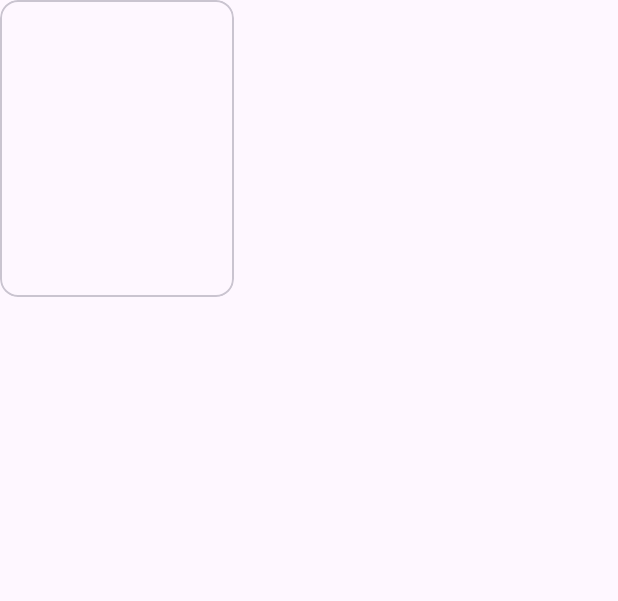
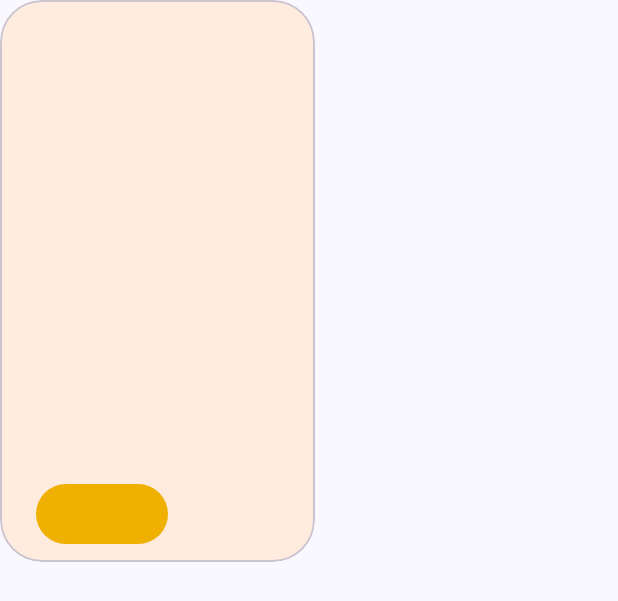
Before and after one commit to Pelayo-Reguera/MyCity, an Android app: the layout card_event.xml on its own in the app's theme, with its tools: preview values and no code run, on a phone screen of 412 x 824 dp. Shown: the top 601 px of the screen. Run offline under Robolectric (Android 15) with nearby library versions, the phone set to English and light mode, and no system bars.

Commit message:
Changes related to the style, dimensions and drawables

```diff
--- a/App/app/src/main/AndroidManifest.xml
+++ b/App/app/src/main/AndroidManifest.xml
@@ -18,7 +18,7 @@
         android:label="@string/app_name"
         android:roundIcon="@mipmap/ic_launcher_round"
         android:supportsRtl="true"
-        android:theme="@style/Theme.MyCity"
+        android:theme="@style/Theme.MyCity.NoActionBar"
         tools:targetApi="31">
         <activity
             android:name=".ui.MainActivity"
--- a/App/app/src/main/res/layout/activity_main.xml
+++ b/App/app/src/main/res/layout/activity_main.xml
@@ -15,7 +15,6 @@
         android:theme="?attr/actionBarTheme"
         app:layout_constraintBottom_toBottomOf="parent"
         app:layout_constraintEnd_toEndOf="parent"
-        app:layout_constraintHorizontal_bias="0.0"
         app:layout_constraintStart_toStartOf="parent"
         app:layout_constraintTop_toTopOf="parent"
         app:layout_constraintVertical_bias="0.0" />
@@ -27,8 +26,10 @@
         android:layout_height="0pt"
         app:defaultNavHost="true"
         app:layout_constraintBottom_toTopOf="@+id/nav_view"
+        app:layout_constraintEnd_toEndOf="parent"
+        app:layout_constraintStart_toStartOf="parent"
         app:layout_constraintTop_toBottomOf="@+id/toolbar"
-        app:navGraph="@navigation/main_navigation"/>
+        app:navGraph="@navigation/main_navigation" />
 
     <com.google.android.material.bottomnavigation.BottomNavigationView
         android:id="@+id/nav_view"
@@ -36,11 +37,11 @@
         android:layout_height="wrap_content"
         android:layout_marginStart="0dp"
         android:layout_marginEnd="0dp"
-        android:background="?android:attr/windowBackground"
         app:layout_constraintBottom_toBottomOf="parent"
         app:layout_constraintLeft_toLeftOf="parent"
         app:layout_constraintRight_toRightOf="parent"
         app:menu="@menu/bottom_nav_menu" >
 
     </com.google.android.material.bottomnavigation.BottomNavigationView>
+
 </androidx.constraintlayout.widget.ConstraintLayout>
--- a/App/app/src/main/res/layout/card_recycler_event.xml
+++ b/App/app/src/main/res/layout/card_event.xml
@@ -1,11 +1,18 @@
 <?xml version="1.0" encoding="utf-8"?>
+
 <com.google.android.material.card.MaterialCardView
     xmlns:android="http://schemas.android.com/apk/res/android"
     xmlns:app="http://schemas.android.com/apk/res-auto"
-    android:id="@+id/materialCardView"
-    android:layout_width="156dp"
-    android:layout_height="198dp"
+    android:id="@+id/cvEvent"
+    android:layout_width="210dp"
+    android:layout_height="wrap_content"
+    android:paddingHorizontal="16dp"
     android:clickable="true"
+    android:padding="8dp"
+    android:textAlignment="textStart"
+    app:shapeAppearance="@style/ShapeAppearance.Material3.Corner.ExtraLarge"
+    app:contentPaddingLeft="16dp"
+    app:contentPaddingRight="16dp"
     app:layout_constraintBottom_toBottomOf="parent"
     app:layout_constraintEnd_toEndOf="parent"
     app:layout_constraintStart_toStartOf="parent"
@@ -20,8 +27,8 @@
             android:id="@+id/imgEvent"
             android:layout_width="match_parent"
             android:layout_height="194dp"
-            android:scaleType="centerCrop"
-            android:contentDescription="@string/card_default_contentDescription" />
+            android:contentDescription="@string/img_event_description"
+            android:scaleType="centerCrop" />
 
         <LinearLayout
             android:layout_width="match_parent"
@@ -34,7 +41,6 @@
                 android:id="@+id/txtTitle"
                 android:layout_width="wrap_content"
                 android:layout_height="wrap_content"
-                android:text="@string/nav_map"
                 android:textAppearance="?attr/textAppearanceTitleMedium"
                 />
 
@@ -43,7 +49,6 @@
                 android:layout_width="wrap_content"
                 android:layout_height="wrap_content"
                 android:layout_marginTop="8dp"
-                android:text="@string/nav_map"
                 android:textAppearance="?attr/textAppearanceBodyMedium"
                 android:textColor="?android:attr/textColorSecondary"
                 />
@@ -53,7 +58,6 @@
                 android:layout_width="wrap_content"
                 android:layout_height="wrap_content"
                 android:layout_marginTop="16dp"
-                android:text="@string/nav_map"
                 android:textAppearance="?attr/textAppearanceBodyMedium"
                 android:textColor="?android:attr/textColorSecondary"
                 />
@@ -68,11 +72,9 @@
             android:orientation="horizontal">
 
             <com.google.android.material.button.MaterialButton
-                style="?attr/borderlessButtonStyle"
                 android:layout_width="wrap_content"
                 android:layout_height="wrap_content"
                 android:layout_marginEnd="8dp"
-                android:text="@string/nav_map"
                 />
         </LinearLayout>
 
--- a/App/app/src/main/res/values-night/themes.xml
+++ b/App/app/src/main/res/values-night/themes.xml
@@ -1,16 +1,27 @@
 <resources>
     <!-- Base application theme. -->
     <style name="Theme.MyCity" parent="Theme.Material3.DayNight.NoActionBar">
-        <!-- Primary brand color. -->
-        <item name="colorPrimary">@color/orange_background</item>
-        <item name="colorPrimaryVariant">@color/orange_focus</item>
-        <item name="colorOnPrimary">@color/black</item>
+        <item name="colorPrimary">@color/orange1</item>
+        <item name="colorOnPrimary">@color/white</item>
+        <item name="colorPrimaryContainer">@color/orange1</item>
+        <item name="colorOnPrimaryContainer">@color/white</item>
+        <item name="colorPrimaryVariant">@color/alternative_orange</item>
         <!-- Secondary brand color. -->
-        <item name="colorSecondary">@color/teal_200</item>
-        <item name="colorSecondaryVariant">@color/teal_200</item>
-        <item name="colorOnSecondary">@color/black</item>
+        <item name="colorSecondary">@color/brown</item>
+        <item name="colorOnSecondary">@color/brown</item>
+        <item name="colorSecondaryContainer">@color/brown</item>
+        <item name="colorOnSecondaryContainer">@color/brown</item>
+        <item name="colorSecondaryVariant">@color/brown</item>
+        <!-- Ternary brand color. -->
+        <item name="colorOnTertiary">@color/white</item>
+        <item name="colorTertiaryContainer">@color/orange1_1</item>
+        <item name="colorOnTertiaryContainer">@color/white</item>
         <!-- Status bar color. -->
         <item name="android:statusBarColor">?attr/colorPrimaryVariant</item>
+        <item name="android:navigationBarColor">?attr/colorPrimaryVariant</item>
         <!-- Customize your theme here. -->
+        <item name="windowActionBar">false</item>
+        <item name="windowNoTitle">true</item>
+        <item name="colorSurface">@color/orange_surface</item>
     </style>
 </resources>
--- a/App/app/src/main/res/values/colors.xml
+++ b/App/app/src/main/res/values/colors.xml
@@ -1,10 +1,11 @@
 <?xml version="1.0" encoding="utf-8"?>
 <resources>
-    <color name="orange_background">#FFB951</color>
-    <color name="orange_focus">#F67952</color>
-    <color name="purple_700">#FF3700B3</color>
-    <color name="teal_200">#FF03DAC5</color>
-    <color name="teal_700">#FF018786</color>
-    <color name="black">#FF000000</color>
+    <color name="orange1">#F0B000</color>
+    <color name="orange1_1">#D46800</color>
+    <color name="alternative_orange">#EA8202</color>
     <color name="white">#FFFFFFFF</color>
+    <color name="black">#000000</color>
+    <color name="orange_surface">#FFECDF</color>
+    <color name="yellow">#F0CE00</color>
+    <color name="brown">#BD8A08</color>
 </resources>
--- a/App/app/src/main/res/values/dimens.xml
+++ b/App/app/src/main/res/values/dimens.xml
@@ -2,4 +2,5 @@
     <!-- Default screen margins, per the Android Design guidelines. -->
     <dimen name="activity_horizontal_margin">16dp</dimen>
     <dimen name="activity_vertical_margin">16dp</dimen>
+    <dimen name="text_margin">16dp</dimen>
 </resources>
--- a/App/app/src/main/res/values/themes.xml
+++ b/App/app/src/main/res/values/themes.xml
@@ -1,17 +1,29 @@
 <resources>
     <!-- Base application theme. -->
-    <style name="Theme.MyCity" parent="Theme.Material3.Light.NoActionBar">
+    <style name="Theme.MyCity" parent="Theme.Material3.DynamicColors.Light">
         <!-- Primary brand color. -->
-        <item name="colorPrimary">@color/orange_background</item>
-        <item name="colorPrimaryVariant">@color/orange_focus</item>
+        <item name="colorPrimary">@color/orange1</item>
         <item name="colorOnPrimary">@color/white</item>
+        <item name="colorPrimaryContainer">@color/orange1</item>
+        <item name="colorOnPrimaryContainer">@color/white</item>
+        <item name="colorPrimaryVariant">@color/alternative_orange</item>
         <!-- Secondary brand color. -->
-        <item name="colorSecondary">@color/teal_200</item>
-        <item name="colorSecondaryVariant">@color/teal_700</item>
-        <item name="colorOnSecondary">@color/black</item>
+        <item name="colorSecondary">@color/brown</item>
+        <item name="colorOnSecondary">@color/brown</item>
+        <item name="colorSecondaryContainer">@color/brown</item>
+        <item name="colorOnSecondaryContainer">@color/brown</item>
+        <item name="colorSecondaryVariant">@color/brown</item>
+        <!-- Ternary brand color. -->
+        <item name="colorOnTertiary">@color/white</item>
+        <item name="colorTertiaryContainer">@color/orange1_1</item>
+        <item name="colorOnTertiaryContainer">@color/white</item>
         <!-- Status bar color. -->
         <item name="android:statusBarColor">?attr/colorPrimaryVariant</item>
+        <item name="android:navigationBarColor">?attr/colorPrimaryVariant</item>
         <!-- Customize your theme here. -->
+        <item name="windowActionBar">false</item>
+        <item name="windowNoTitle">true</item>
+        <item name="colorSurface">@color/orange_surface</item>
     </style>
 
     <style name="Theme.MyCity.NoActionBar">
```
Also changed, not shown: App/app/src/main/res/drawable/coin.png (added).
